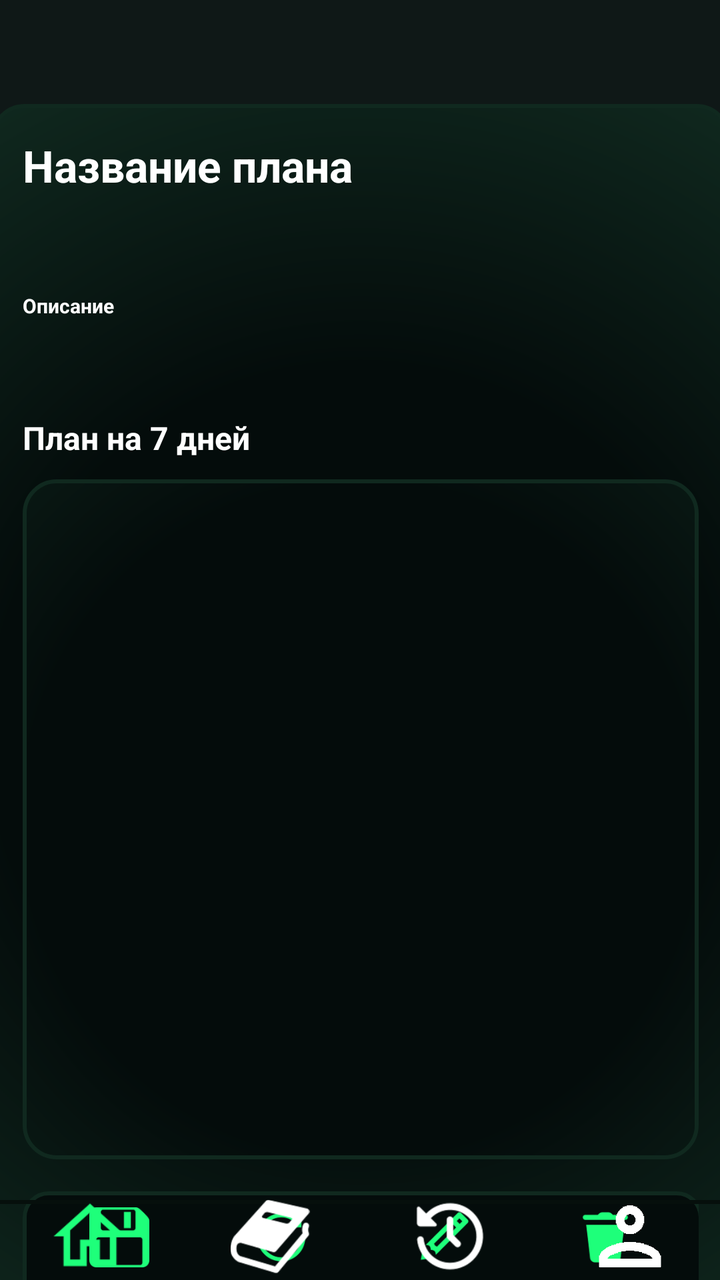
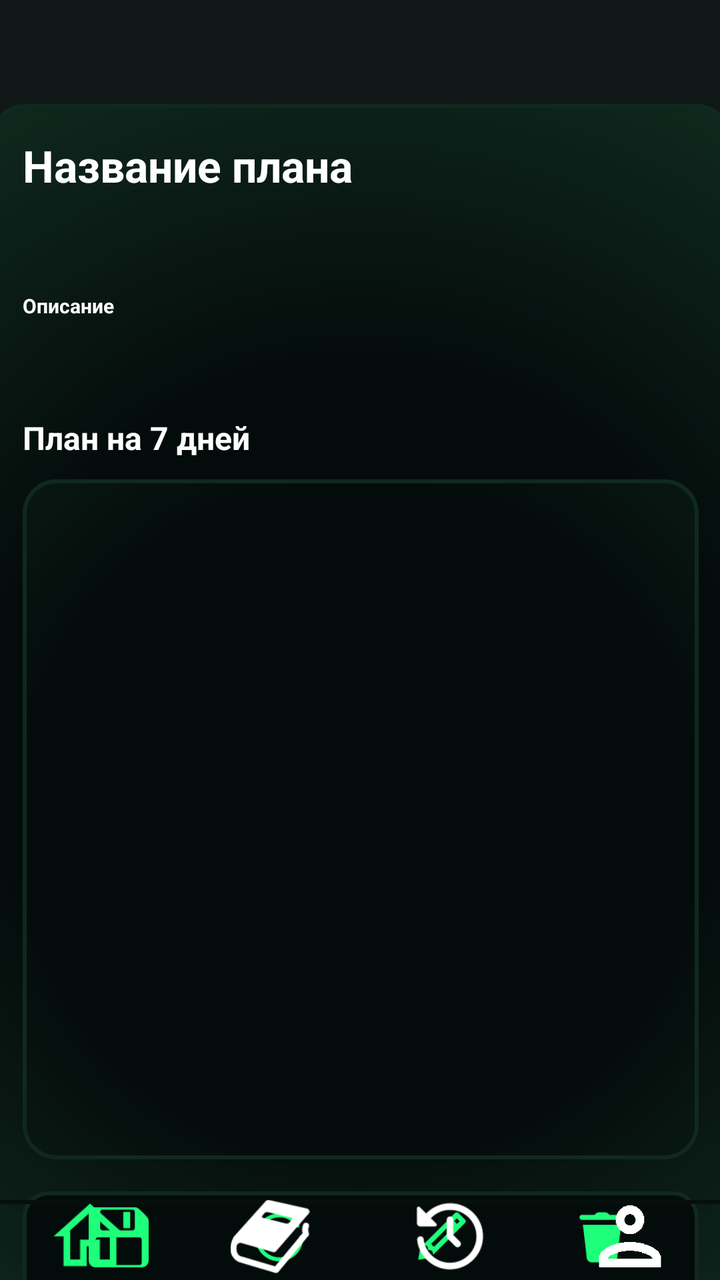

The first picture is an Android layout as it rendered before a commit; the second is the same layout after the commit. The layout source and the unified diff follow.
<!-- AndroidManifest.xml: application theme Theme.Planova -->
<!-- res/layout/activity_check_plan.xml -->
<?xml version="1.0" encoding="utf-8"?>
<androidx.constraintlayout.widget.ConstraintLayout xmlns:android="http://schemas.android.com/apk/res/android"
    xmlns:app="http://schemas.android.com/apk/res-auto"
    xmlns:tools="http://schemas.android.com/tools"
    android:id="@+id/main"
    android:layout_width="match_parent"
    android:layout_height="match_parent"
    tools:context=".CheckPlan"
    android:background="#0F1817">

    
    <ImageView
        android:id="@+id/backArrow"
        android:layout_width="40dp"
        android:layout_height="60dp"
        android:layout_marginStart="20dp"
        android:layout_marginTop="50dp"
        app:layout_constraintStart_toStartOf="parent"
        app:layout_constraintTop_toTopOf="parent"
        app:srcCompat="@drawable/ic_left_arrow"
        app:tint="@color/white" />

    
    <TextView
        android:id="@+id/tvTitle"
        android:layout_width="260dp"
        android:layout_height="wrap_content"
        android:layout_marginTop="50dp"
        android:text="@string/planAccept"
        android:textAlignment="center"
        android:textColor="@color/white"
        android:textSize="25sp"
        app:layout_constraintEnd_toEndOf="parent"
        app:layout_constraintStart_toStartOf="parent"
        app:layout_constraintTop_toTopOf="parent" />

    
    <LinearLayout
        android:id="@+id/viewPlan"
        android:layout_width="370dp"
        android:layout_height="630dp"
        android:layout_marginTop="150dp"
        android:layout_marginBottom="16dp"
        android:orientation="vertical"
        android:background="@drawable/card_background"
        android:padding="16dp"
        app:layout_constraintEnd_toEndOf="parent"
        app:layout_constraintStart_toStartOf="parent"
        app:layout_constraintTop_toTopOf="parent"
        app:layout_constraintBottom_toTopOf="@+id/bottomNavigation">



        
        <TextView
            android:id="@+id/tvPlanTitle"
            android:layout_width="match_parent"
            android:layout_height="70dp"
            android:textAlignment="center"
            android:text="@string/namePlan"
            android:textColor="@color/white"
            android:textSize="22sp"
            android:textStyle="bold" />

        
        <TextView
            android:id="@+id/tvPlanDescription"
            android:layout_width="match_parent"
            android:layout_height="50dp"
            android:layout_marginTop="8dp"
            android:text="@string/descriptonPlan"
            android:textSize="10sp"
            android:textColor="@color/white"
            android:textStyle="bold"/>

        
        <TextView
            android:layout_width="match_parent"
            android:layout_height="wrap_content"
            android:layout_marginTop="12dp"
            android:text="@string/planForday"
            android:textColor="@color/white"
            android:textSize="16sp"
            android:textStyle="bold" />

        
        <androidx.recyclerview.widget.RecyclerView
            android:id="@+id/rvSteps"
            android:layout_width="match_parent"
            android:layout_height="340dp"
            android:layout_marginTop="10dp"
            android:paddingStart="15dp"
            android:paddingEnd="5dp"
            android:background="@drawable/card_background"
            android:nestedScrollingEnabled="false" />

        
        <LinearLayout
            android:layout_width="340dp"
            android:layout_height="wrap_content"
            android:baselineAligned="false"
            android:orientation="horizontal"
            android:layout_marginTop="16dp"
            android:weightSum="4"
            android:gravity="center"
            android:background="@drawable/button_background"
            android:padding="8dp">

            
            <LinearLayout
                android:id="@+id/llSave"
                android:layout_width="0dp"
                android:layout_height="wrap_content"
                android:layout_weight="1"
                android:orientation="vertical"
                android:gravity="center">
                <ImageView
                    android:layout_width="30dp"
                    android:layout_height="30dp"
                    android:src="@drawable/ic_save"
                    app:tint="@color/neon_green" />
                <TextView
                    android:layout_width="wrap_content"
                    android:layout_height="wrap_content"
                    android:layout_marginTop="4dp"
                    android:text="@string/savePlan"
                    android:textColor="@color/neon_green"
                    android:textSize="10sp" />
            </LinearLayout>

            
            <LinearLayout
                android:id="@+id/llReset"
                android:layout_width="0dp"
                android:layout_height="wrap_content"
                android:layout_weight="1"
                android:orientation="vertical"
                android:gravity="center">
                <ImageView
                    android:layout_width="30dp"
                    android:layout_height="30dp"
                    android:src="@drawable/ic_reset"
                    app:tint="@color/neon_green" />
                <TextView
                    android:layout_width="wrap_content"
                    android:layout_height="wrap_content"
                    android:layout_marginTop="4dp"
                    android:text="@string/resetPlan"
                    android:textColor="@color/neon_green"
                    android:textSize="10sp" />
            </LinearLayout>

            
            <LinearLayout
                android:id="@+id/llEdit"
                android:layout_width="0dp"
                android:layout_height="wrap_content"
                android:layout_weight="1"
                android:orientation="vertical"
                android:gravity="center">
                <ImageView
                    android:layout_width="30dp"
                    android:layout_height="30dp"
                    android:src="@drawable/ic_pencil"
                    app:tint="@color/neon_green" />
                <TextView
                    android:layout_width="wrap_content"
                    android:layout_height="wrap_content"
                    android:layout_marginTop="4dp"
                    android:text="@string/editPlan"
                    android:textColor="@color/neon_green"
                    android:textSize="10sp" />
            </LinearLayout>

            
            <LinearLayout
                android:id="@+id/llDelete"
                android:layout_width="0dp"
                android:layout_height="wrap_content"
                android:layout_weight="1"
                android:orientation="vertical"
                android:gravity="center">
                <ImageView
                    android:layout_width="30dp"
                    android:layout_height="30dp"
                    android:src="@drawable/ic_delete"
                    app:tint="@color/neon_green" />
                <TextView
                    android:layout_width="wrap_content"
                    android:layout_height="wrap_content"
                    android:layout_marginTop="4dp"
                    android:text="@string/deletePlan"
                    android:textColor="@color/neon_green"
                    android:textSize="10sp" />
            </LinearLayout>

        </LinearLayout>

    </LinearLayout>

    
    <androidx.constraintlayout.widget.ConstraintLayout
        android:id="@+id/bottomNavigation"
        android:layout_width="match_parent"
        android:layout_height="40dp"
        android:background="@drawable/line_top"
        app:layout_constraintBottom_toBottomOf="parent"
        app:layout_constraintStart_toStartOf="parent"
        app:layout_constraintEnd_toEndOf="parent">

        <ImageView
            android:id="@+id/menuHome"
            android:layout_width="0dp"
            android:layout_height="wrap_content"
            android:layout_marginBottom="2dp"
            android:src="@drawable/ic_home"
            android:clickable="true"
            android:focusable="true"
            app:tint="@color/neon_green"
            app:layout_constraintBottom_toBottomOf="parent"
            app:layout_constraintStart_toStartOf="parent"
            app:layout_constraintEnd_toStartOf="@+id/menuBooks" />

        <ImageView
            android:id="@+id/menuBooks"
            android:layout_width="0dp"
            android:layout_height="wrap_content"
            android:layout_marginBottom="2dp"
            android:src="@drawable/ic_book"
            android:clickable="true"
            android:focusable="true"
            app:tint="@color/white"
            app:layout_constraintBottom_toBottomOf="parent"
            app:layout_constraintStart_toEndOf="@+id/menuHome"
            app:layout_constraintEnd_toStartOf="@+id/menuHistory" />

        <ImageView
            android:id="@+id/menuHistory"
            android:layout_width="0dp"
            android:layout_height="wrap_content"
            android:layout_marginBottom="2dp"
            android:src="@drawable/ic_history"
            android:clickable="true"
            android:focusable="true"
            app:tint="@color/white"
            app:layout_constraintBottom_toBottomOf="parent"
            app:layout_constraintStart_toEndOf="@+id/menuBooks"
            app:layout_constraintEnd_toStartOf="@+id/menuProfile" />

        <ImageView
            android:id="@+id/menuProfile"
            android:layout_width="0dp"
            android:layout_height="wrap_content"
            android:layout_marginBottom="2dp"
            android:src="@drawable/ic_user"
            android:clickable="true"
            android:focusable="true"
            app:tint="@color/white"
            app:layout_constraintBottom_toBottomOf="parent"
            app:layout_constraintStart_toEndOf="@+id/menuHistory"
            app:layout_constraintEnd_toEndOf="parent" />

    </androidx.constraintlayout.widget.ConstraintLayout>

</androidx.constraintlayout.widget.ConstraintLayout>
<!-- resources referenced by this layout -->
<resources>
  <color name="neon_green">#1EFF7A</color>
  <color name="white">#FFFFFF</color>
  <!-- drawable button_background (drawable) -->
  <?xml version="1.0" encoding="utf-8"?>
  <shape xmlns:android="http://schemas.android.com/apk/res/android"
      android:shape="rectangle">
      
      <solid android:color="#040C0B" />
      
      <stroke
          android:width="2dp"
          android:color="#10291F" />
      
      <corners android:radius="12dp" />
  </shape>
  <!-- drawable card_background (drawable) -->
  <?xml version="1.0" encoding="utf-8"?>
  <shape xmlns:android="http://schemas.android.com/apk/res/android"
      android:shape="rectangle">
      
      <gradient
          android:type="radial"
          android:centerX="50%"
          android:centerY="50%"
          android:gradientRadius="100%"
          android:startColor="#040C0B"
          android:endColor="#10291F"
          android:centerColor="#040C0B" />
      
      <stroke
          android:width="2dp"
          android:color="#10291F" />
      
      <corners android:radius="16dp" />
  </shape>
  <!-- drawable ic_book: png bitmap (drawable, 3473 bytes) -->
  <!-- drawable ic_delete: png bitmap (drawable, 1355 bytes) -->
  <!-- drawable ic_history: png bitmap (drawable, 3240 bytes) -->
  <!-- drawable ic_home: png bitmap (drawable, 1411 bytes) -->
  <!-- drawable ic_left_arrow: png bitmap (drawable, 787 bytes) -->
  <!-- drawable ic_pencil: png bitmap (drawable, 1257 bytes) -->
  <!-- drawable ic_reset: png bitmap (drawable, 2752 bytes) -->
  <!-- drawable ic_save: png bitmap (drawable, 1476 bytes) -->
  <!-- drawable ic_user: png bitmap (drawable, 6313 bytes) -->
  <!-- drawable line_top (drawable) -->
  <?xml version="1.0" encoding="utf-8"?>
  <layer-list xmlns:android="http://schemas.android.com/apk/res/android">
      
      <item android:gravity="top">
          <shape>
              <solid android:color="@color/green_black_card" />
              <size android:height="2dp" /> 
          </shape>
      </item>
  </layer-list>
  <string name="deletePlan">Удалить</string>
  <string name="descriptonPlan">Описание</string>
  <string name="editPlan">Изменить</string>
  <string name="namePlan">Название плана</string>
  <string name="planAccept">Твой план готов!</string>
  <string name="planForday">План на 7 дней</string>
  <string name="resetPlan">Преределать</string>
  <string name="savePlan">Сохранить</string>
  <style name="Theme.Planova" parent="Base.Theme.Planova" />
  <color name="green_black_card">#060F0C</color>
  <style name="Base.Theme.Planova" parent="Theme.Material3.Light.NoActionBar">
  
          
          <item name="colorPrimary">@color/neon_green</item>
          <item name="colorSecondary">@color/neon_green</item>
  
          
          <item name="android:windowBackground">@color/light_background</item>
  
          
          <item name="android:statusBarColor">@color/light_background</item>
          <item name="android:navigationBarColor">@color/light_background</item>
  
          
          <item name="android:textColor">@color/light_text_primary</item>
  
      </style>
  <color name="light_background">#F5F5F5</color>
  <color name="light_text_primary">#111111</color>
</resources>

<!-- the commit's change to res/layout/activity_check_plan.xml (unified diff, before → after) -->
@@ -96,7 +96,7 @@
 
         
         <LinearLayout
-            android:layout_width="340dp"
+            android:layout_width="match_parent"
             android:layout_height="wrap_content"
             android:baselineAligned="false"
             android:orientation="horizontal"
